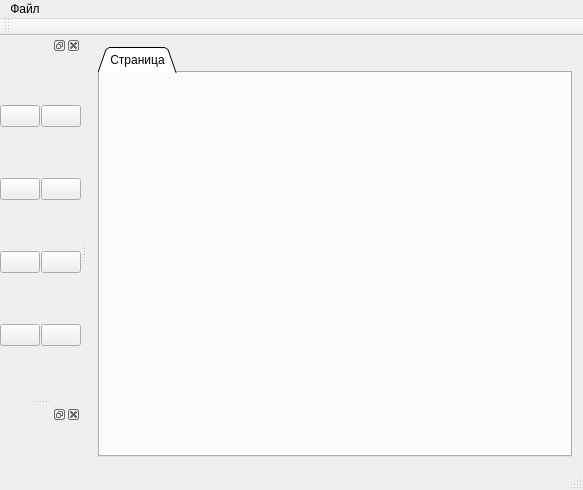
Before: the Qt Designer form src/magiccomposer.ui in ChivaTateo/Magic_Music_Composer, drawn with Qt 5.
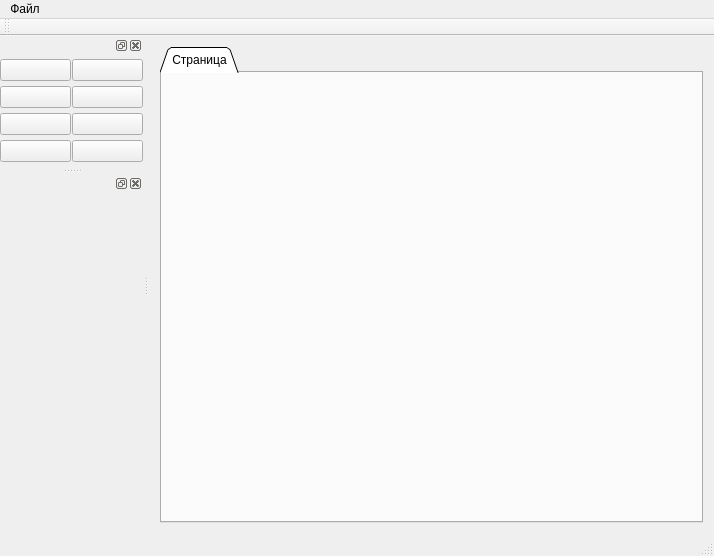
After: the same form once the commit is applied. Icons and pictures are not drawn. Custom widgets are drawn as their Qt base class.

Patch:
```diff
--- a/src/magiccomposer.ui
+++ b/src/magiccomposer.ui
@@ -6,8 +6,8 @@
    <rect>
     <x>0</x>
     <y>0</y>
-    <width>583</width>
-    <height>490</height>
+    <width>714</width>
+    <height>556</height>
    </rect>
   </property>
   <property name="windowTitle">
@@ -72,7 +72,7 @@
     <rect>
      <x>0</x>
      <y>0</y>
-     <width>583</width>
+     <width>714</width>
      <height>21</height>
     </rect>
    </property>
@@ -238,14 +238,26 @@
     </layout>
    </widget>
   </widget>
-  <widget class="QDockWidget" name="dockWidget">
+  <widget class="QDockWidget" name="options">
+   <property name="minimumSize">
+    <size>
+     <width>143</width>
+     <height>300</height>
+    </size>
+   </property>
+   <property name="maximumSize">
+    <size>
+     <width>5000</width>
+     <height>5000</height>
+    </size>
+   </property>
    <property name="floating">
     <bool>false</bool>
    </property>
    <attribute name="dockWidgetArea">
     <number>1</number>
    </attribute>
-   <widget class="QWidget" name="dockWidgetContents"/>
+   <widget class="Options" name="dockWidgetContents"/>
   </widget>
   <action name="create_project">
    <property name="text">
@@ -291,6 +303,12 @@
     <slot>addProject()</slot>
    </slots>
   </customwidget>
+  <customwidget>
+   <class>Options</class>
+   <extends>QWidget</extends>
+   <header>options.h</header>
+   <container>1</container>
+  </customwidget>
  </customwidgets>
  <resources/>
  <connections>
```
Left out of the diff: 86 changed lines with no effect on the pictures.
